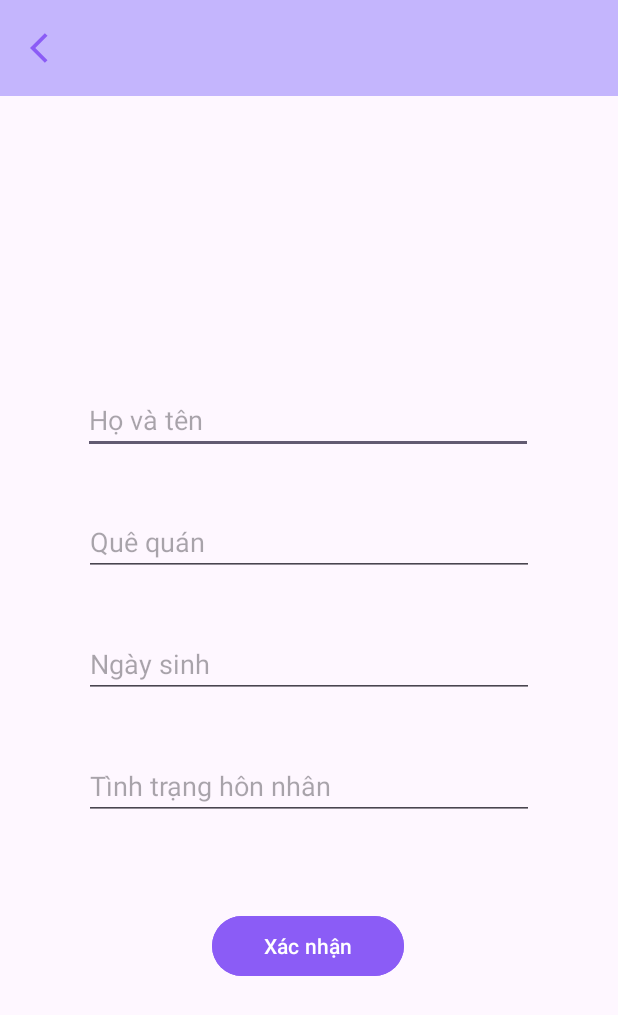
After one commit to HHuongDuong/Visionary, an Android app: the AddFaceActivity screen opened directly, with no data from a screen before it, on a phone screen of 412 x 824 dp. The commit adds this screen. Shown: the top 1015 px of the screen. Run offline under Robolectric (Android 15) with nearby library versions, the phone set to English and light mode, and no system bars; 1 statement that could not run was skipped.

Commit message:
face register

```diff
--- a/frontendkotlin/app/src/main/AndroidManifest.xml
+++ b/frontendkotlin/app/src/main/AndroidManifest.xml
@@ -31,6 +31,10 @@
         <activity
             android:name=".DocumentActivity">
         </activity>
+
+        <activity
+            android:name=".AddFaceActivity">
+        </activity>
     </application>
 
 </manifest>
--- /dev/null
+++ b/frontendkotlin/app/src/main/java/com/example/frontend_kotlin/AddFaceActivity.kt
@@ -0,0 +1,54 @@
+package com.example.frontend_kotlin
+
+import android.app.Activity
+import android.content.Intent
+import android.os.Bundle
+import android.view.View
+import android.widget.Button
+import android.widget.EditText
+import androidx.appcompat.app.AppCompatActivity
+import java.io.File
+
+class AddFaceActivity : AppCompatActivity() {
+    private lateinit var photoFile: File
+
+    override fun onCreate(savedInstanceState: Bundle?) {
+        super.onCreate(savedInstanceState)
+        setContentView(R.layout.activity_add_face)
+
+        val photoFilePath = intent.getStringExtra("photoFilePath")
+        if (photoFilePath == null) {
+            finish()
+            return
+        }
+        photoFile = File(photoFilePath)
+
+        val nameEditText: EditText = findViewById(R.id.name)
+        val hometownEditText: EditText = findViewById(R.id.hometown)
+        val relationshipEditText: EditText = findViewById(R.id.relationship)
+        val dateOfBirthEditText: EditText = findViewById(R.id.date_of_birth)
+        val confirmButton: Button = findViewById(R.id.confirm_button)
+
+        confirmButton.setOnClickListener {
+            val name = nameEditText.text.toString()
+            val hometown = hometownEditText.text.toString()
+            val relationship = relationshipEditText.text.toString()
+            val dateOfBirth = dateOfBirthEditText.text.toString()
+
+            val resultIntent = Intent().apply {
+                putExtra("name", name)
+                putExtra("hometown", hometown)
+                putExtra("relationship", relationship)
+                putExtra("date_of_birth", dateOfBirth)
+                putExtra("photoFilePath", photoFile.absolutePath)
+            }
+            setResult(RESULT_OK, resultIntent)
+            finish()
+        }
+    }
+
+    fun onReturnClick(view: View) {
+        setResult(RESULT_CANCELED)
+        finish()
+    }
+}
--- /dev/null
+++ b/frontendkotlin/app/src/main/res/drawable/baseline_add_face_24.xml
@@ -0,0 +1,5 @@
+<vector xmlns:android="http://schemas.android.com/apk/res/android" android:height="24dp" android:tint="#FFFFFF" android:viewportHeight="24" android:viewportWidth="24" android:width="24dp">
+
+    <path android:fillColor="@android:color/white" android:pathData="M18,9V7h-2V2.84C14.77,2.3 13.42,2 11.99,2C6.47,2 2,6.48 2,12s4.47,10 9.99,10C17.52,22 22,17.52 22,12c0,-1.05 -0.17,-2.05 -0.47,-3H18zM15.5,8C16.33,8 17,8.67 17,9.5S16.33,11 15.5,11S14,10.33 14,9.5S14.67,8 15.5,8zM8.5,8C9.33,8 10,8.67 10,9.5S9.33,11 8.5,11S7,10.33 7,9.5S7.67,8 8.5,8zM12,17.5c-2.33,0 -4.31,-1.46 -5.11,-3.5h10.22C16.31,16.04 14.33,17.5 12,17.5zM22,3h2v2h-2v2h-2V5h-2V3h2V1h2V3z"/>
+
+</vector>
--- /dev/null
+++ b/frontendkotlin/app/src/main/res/layout/activity_add_face.xml
@@ -0,0 +1,107 @@
+<androidx.constraintlayout.widget.ConstraintLayout xmlns:android="http://schemas.android.com/apk/res/android"
+    xmlns:app="http://schemas.android.com/apk/res-auto"
+    xmlns:tools="http://schemas.android.com/tools"
+    android:layout_width="match_parent"
+    android:layout_height="match_parent"
+    tools:context=".AddFaceActivity">
+
+    <androidx.constraintlayout.widget.ConstraintLayout
+        android:id="@+id/constraintLayout"
+        android:layout_width="wrap_content"
+        android:layout_height="wrap_content"
+        app:layout_constraintEnd_toEndOf="parent"
+        app:layout_constraintStart_toStartOf="parent"
+        app:layout_constraintTop_toTopOf="parent">
+
+        <LinearLayout
+            android:layout_width="wrap_content"
+            android:layout_height="wrap_content"
+            android:background="@color/bg"
+            android:orientation="horizontal"
+            app:layout_constraintBottom_toBottomOf="parent"
+            app:layout_constraintEnd_toEndOf="parent"
+            app:layout_constraintStart_toStartOf="parent"
+            app:layout_constraintTop_toTopOf="parent">
+
+            <ImageButton
+                android:id="@+id/returnButton"
+                android:layout_width="wrap_content"
+                android:layout_height="wrap_content"
+                android:background="?attr/selectableItemBackground"
+                android:contentDescription="@string/return_to_menu"
+                android:onClick="onReturnClick"
+                android:padding="20dp"
+                android:src="@drawable/baseline_arrow_back_24" />
+
+            <View
+                android:layout_width="0dp"
+                android:layout_height="match_parent"
+                android:layout_weight="1" />
+
+        </LinearLayout>
+
+    </androidx.constraintlayout.widget.ConstraintLayout>
+
+    <EditText
+        android:id="@+id/name"
+        android:layout_width="300dp"
+        android:layout_height="wrap_content"
+        android:layout_marginBottom="36dp"
+        android:autofillHints=""
+        android:hint="@string/name"
+        app:layout_constraintBottom_toTopOf="@+id/hometown"
+        app:layout_constraintEnd_toEndOf="parent"
+        app:layout_constraintHorizontal_bias="0.495"
+        app:layout_constraintStart_toStartOf="parent"
+        app:layout_constraintTop_toTopOf="parent"
+        app:layout_constraintVertical_bias="1.0" />
+
+    <EditText
+        android:id="@+id/hometown"
+        android:layout_width="300dp"
+        android:layout_height="wrap_content"
+        android:layout_marginBottom="36dp"
+        android:autofillHints=""
+        android:hint="@string/hometown"
+        app:layout_constraintBottom_toTopOf="@+id/date_of_birth"
+        app:layout_constraintEnd_toEndOf="parent"
+        app:layout_constraintStart_toStartOf="parent" />
+
+    <EditText
+        android:id="@+id/relationship"
+        android:layout_width="300dp"
+        android:layout_height="wrap_content"
+        android:layout_marginBottom="60dp"
+        android:autofillHints=""
+        android:hint="@string/Relationship"
+        app:layout_constraintBottom_toTopOf="@+id/confirm_button"
+        app:layout_constraintEnd_toEndOf="parent"
+        app:layout_constraintStart_toStartOf="parent" />
+
+    <EditText
+        android:id="@+id/date_of_birth"
+        android:layout_width="300dp"
+        android:layout_height="wrap_content"
+        android:layout_marginBottom="36dp"
+        android:autofillHints=""
+        android:hint="@string/DoB"
+        app:layout_constraintBottom_toTopOf="@+id/relationship"
+        app:layout_constraintEnd_toEndOf="parent"
+        app:layout_constraintStart_toStartOf="parent" />
+
+    <com.google.android.material.button.MaterialButton
+        android:id="@+id/confirm_button"
+        android:layout_width="128dp"
+        android:layout_height="wrap_content"
+        android:backgroundTint="@color/primary"
+        android:gravity="center"
+        android:text="@string/confirm"
+        app:iconGravity="textStart"
+        app:layout_constraintBottom_toBottomOf="parent"
+        app:layout_constraintEnd_toEndOf="parent"
+        app:layout_constraintHorizontal_bias="0.498"
+        app:layout_constraintStart_toStartOf="parent"
+        app:layout_constraintTop_toTopOf="@+id/constraintLayout"
+        app:layout_constraintVertical_bias="0.782" />
+
+</androidx.constraintlayout.widget.ConstraintLayout>
--- a/frontendkotlin/app/src/main/res/values/strings.xml
+++ b/frontendkotlin/app/src/main/res/values/strings.xml
@@ -10,4 +10,10 @@
     <string name="face">Khuôn mặt</string>
     <string name="screenshot">Chụp ảnh</string>
     <string name="return_to_menu">Trở về</string>
+    <string name="add_face">Đăng ký khuôn mặt</string>
+    <string name="DoB">Ngày sinh</string>
+    <string name="Relationship">Tình trạng hôn nhân</string>
+    <string name="hometown">Quê quán</string>
+    <string name="name">Họ và tên</string>
+    <string name="confirm">Xác nhận</string>
 </resources>
```
Also changed, not shown: frontendkotlin/app/src/main/java/com/example/frontend_kotlin/MainActivity.kt (+91 -3 lines), frontendkotlin/app/src/main/java/com/example/frontend_kotlin/utils/Utils.kt (+0 -57 lines), frontendkotlin/app/src/main/res/layout/activity_main.xml (+12 -0 lines).
